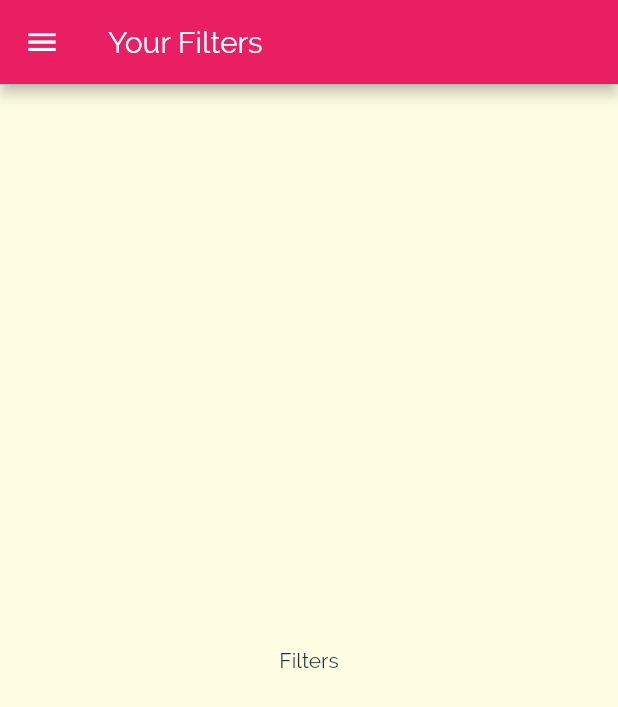
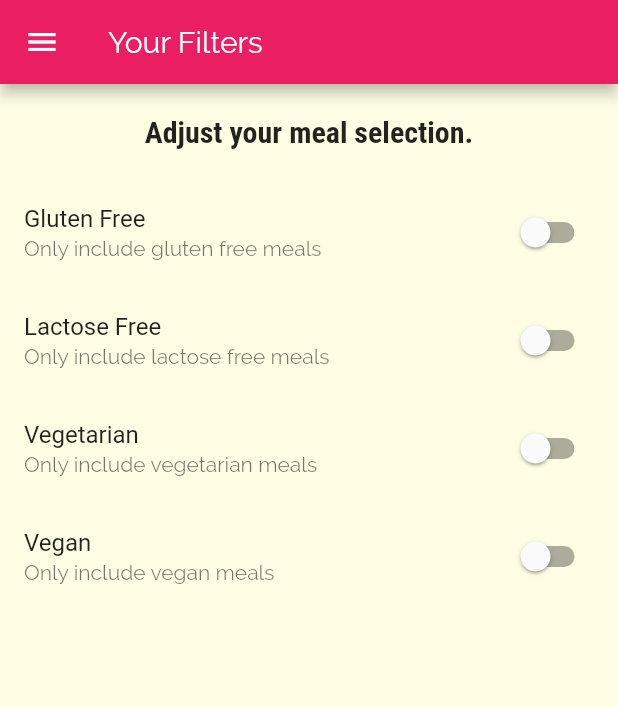
Before and after one commit to kclements306/meals, a Flutter app: the FiltersScreen screen opened by its route, on a phone screen of 412 x 824 dp. Shown: the top 707 px of the screen. Run offline on Flutter 3.47's test engine with Material 2 defaults, Android fonts, the phone set to English and light mode, and no system bars.

Commit message:
Adding Filter Switches

```diff
--- a/lib/screens/filters_screen.dart
+++ b/lib/screens/filters_screen.dart
@@ -2,8 +2,29 @@ import 'package:flutter/material.dart';
 
 import '../widgets/main_drawer.dart';
 
-class FiltersScreen extends StatelessWidget {
+class FiltersScreen extends StatefulWidget {
   static const routeName = '/filters';
+
+  @override
+  _FiltersScreenState createState() => _FiltersScreenState();
+}
+
+class _FiltersScreenState extends State<FiltersScreen> {
+  bool _glutenFree = false;
+  bool _vegetarian = false;
+  bool _vegan = false;
+  bool _lactoseFree = false;
+
+  Widget _buildSwitchListTile(String title, String description,
+      bool currentValue, Function updateValue) {
+    return SwitchListTile(
+      title: Text(title),
+      value: currentValue,
+      subtitle: Text(description),
+      onChanged: updateValue,
+    );
+  }
+
   @override
   Widget build(BuildContext context) {
     return Scaffold(
@@ -11,8 +32,62 @@ class FiltersScreen extends StatelessWidget {
         title: Text('Your Filters'),
       ),
       drawer: MainDrawer(),
-      body: Center(
-        child: Text('Filters'),
+      body: Column(
+        children: <Widget>[
+          Container(
+            padding: EdgeInsets.all(20),
+            child: Text(
+              'Adjust your meal selection.',
+              style: Theme.of(context).textTheme.headline6,
+            ),
+          ),
+          Expanded(
+            child: ListView(
+              children: <Widget>[
+                _buildSwitchListTile(
+                  'Gluten Free',
+                  'Only include gluten free meals',
+                  _glutenFree,
+                  (newValue) {
+                    setState(() {
+                      _glutenFree = newValue;
+                    });
+                  },
+                ),
+                _buildSwitchListTile(
+                  'Lactose Free',
+                  'Only include lactose free meals',
+                  _lactoseFree,
+                  (newValue) {
+                    setState(() {
+                      _lactoseFree = newValue;
+                    });
+                  },
+                ),
+                _buildSwitchListTile(
+                  'Vegetarian',
+                  'Only include vegetarian meals',
+                  _vegetarian,
+                  (newValue) {
+                    setState(() {
+                      _vegetarian = newValue;
+                    });
+                  },
+                ),
+                _buildSwitchListTile(
+                  'Vegan',
+                  'Only include vegan meals',
+                  _vegan,
+                  (newValue) {
+                    setState(() {
+                      _vegan = newValue;
+                    });
+                  },
+                ),
+              ],
+            ),
+          ),
+        ],
       ),
     );
   }
```
